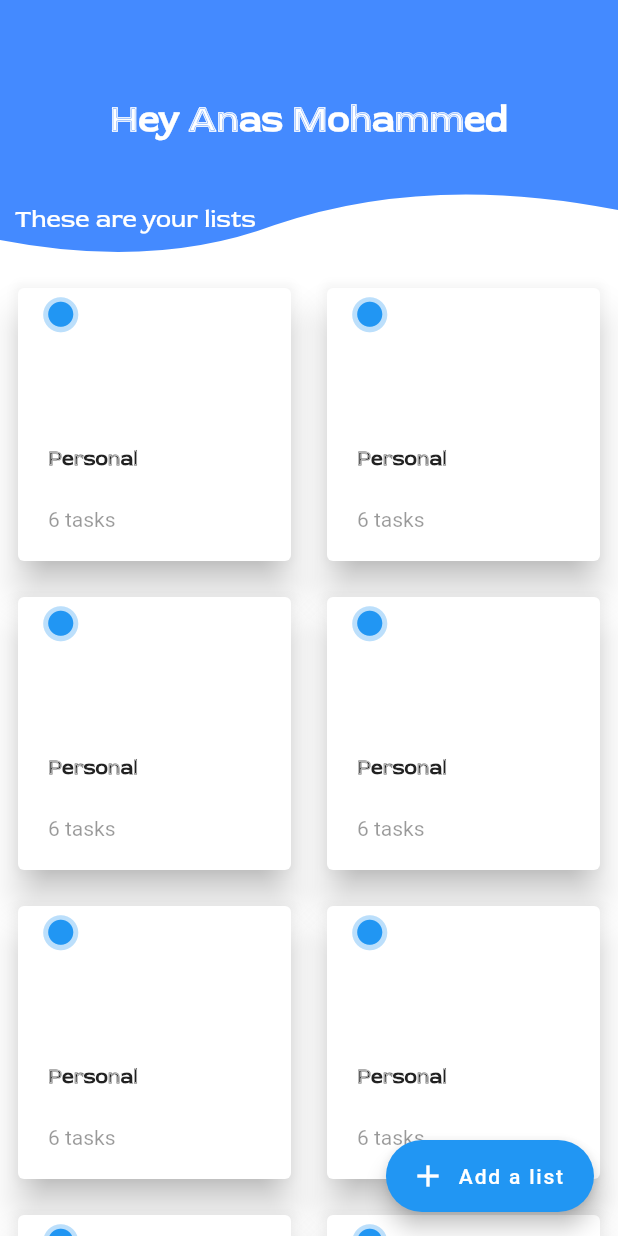
After one commit to kerke3/listiify_app, a Flutter app: the MainScreen screen opened by its route, on a phone screen of 412 x 824 dp. The commit adds this screen. Run offline on Flutter 3.47's test engine with Material 2 defaults, Android fonts, the phone set to English and light mode, and no system bars; our stand-ins replace cloud_firestore, firebase_auth, flutter_custom_clippers, modal_progress_hud; missing offline and left inert: random_color; accounts and stored records are empty.

Commit message:
- Main Screen almost complete, TODO is add delete functionality - Listing tasks screen interface is completed

```diff
--- a/lib/constants.dart
+++ b/lib/constants.dart
@@ -4,23 +4,24 @@ const kScaffoldBackground = Colors.white;
 
 const kLogoTextStyle = TextStyle(
   color: Colors.blueAccent,
-  fontSize: 70,
+  fontSize: 65,
   fontWeight: FontWeight.w900,
   fontFamily: 'Square Sans Serif',
 );
 
-//const kMessageTextFieldDecoration = InputDecoration(
-//  contentPadding: EdgeInsets.symmetric(vertical: 10.0, horizontal: 20.0),
-//  hintText: 'Type your message here...',
-//  border: InputBorder.none,
-//);
-//
-//const kMessageContainerDecoration = BoxDecoration(
-//  border: Border(
-//    top: BorderSide(color: Colors.lightBlueAccent, width: 2.0),
-//  ),
-//);
-//
+const kGreetingTextStyle = TextStyle(
+  color: Colors.white,
+  fontSize: 25,
+  fontWeight: FontWeight.w900,
+  fontFamily: 'Red Rose',
+);
+
+const kInfoTextStyle = TextStyle(
+  color: Colors.white,
+  fontSize: 17,
+  fontFamily: 'Red Rose',
+);
+
 const kTextFieldDecoration = InputDecoration(
   hintText: 'Enter a value',
   prefixIcon: Icon(Icons.person, color: Colors.blueAccent),
--- a/lib/main.dart
+++ b/lib/main.dart
@@ -4,6 +4,7 @@ import 'package:listiify/screens/start_screen.dart';
 import 'package:listiify/screens/login_screen.dart';
 import 'package:listiify/screens/registration_screen.dart';
 import 'package:listiify/screens/lists_screen.dart';
+import 'package:listiify/screens/main_screen.dart';
 
 void main() {
   runApp(Listiify());
@@ -22,6 +23,7 @@ class Listiify extends StatelessWidget {
         LoginScreen.id: (context) => LoginScreen(),
         RegistrationScreen.id: (context) => RegistrationScreen(),
         ListsScreen.id: (context) => ListsScreen(),
+        MainScreen.id: (context) => MainScreen(),
       },
     );
   }
--- a/lib/screens/login_screen.dart
+++ b/lib/screens/login_screen.dart
@@ -5,7 +5,7 @@ import 'package:listiify/components/rounded_text_field.dart';
 import 'package:firebase_auth/firebase_auth.dart';
 import 'package:modal_progress_hud/modal_progress_hud.dart';
 import 'package:listiify/constants.dart';
-import 'package:listiify/screens/lists_screen.dart';
+import 'package:listiify/screens/main_screen.dart';
 
 class LoginScreen extends StatefulWidget {
   static const String id = 'login_screen';
@@ -32,7 +32,7 @@ class _LoginScreenState extends State<LoginScreen> {
               ClipPath(
                 clipper: WaveClipperTwo(),
                 child: Container(
-                  height: 200,
+                  height: 180,
                   width: double.infinity,
                   color: Colors.blueAccent,
                 ),
@@ -99,7 +99,7 @@ class _LoginScreenState extends State<LoginScreen> {
                               email: email, password: password);
                           if (user != null) {
                             // navigate to new page
-                            Navigator.pushNamed(context, ListsScreen.id);
+                            Navigator.pushNamed(context, MainScreen.id);
                           }
                           setState(() {
                             showSpinner = false;
--- /dev/null
+++ b/lib/screens/main_screen.dart
@@ -0,0 +1,121 @@
+import 'package:flutter/material.dart';
+import 'package:firebase_auth/firebase_auth.dart';
+import 'package:cloud_firestore/cloud_firestore.dart';
+import 'package:flutter_custom_clippers/flutter_custom_clippers.dart';
+import 'package:listiify/components/oval_button.dart';
+import 'package:listiify/constants.dart';
+import 'package:random_color/random_color.dart';
+
+RandomColor _randomColor = RandomColor();
+
+class MainScreen extends StatefulWidget {
+  static const String id = 'main_screen';
+
+  @override
+  _MainScreenState createState() => _MainScreenState();
+}
+
+class _MainScreenState extends State<MainScreen> {
+  @override
+  Widget build(BuildContext context) {
+    return Scaffold(
+      backgroundColor: kScaffoldBackground,
+      body: SafeArea(
+          child: Column(children: <Widget>[
+        Stack(children: <Widget>[
+          ClipPath(
+            clipper: WaveClipperTwo(),
+            child: Container(
+              height: 180,
+              width: double.infinity,
+              color: Colors.blueAccent,
+            ),
+          ),
+          Container(
+            alignment: Alignment.center,
+            height: 160,
+            child: Text(
+              'Hey Anas Mohammed',
+              style: kGreetingTextStyle,
+            ),
+          ),
+          Positioned(
+              top: 135,
+              left: 10,
+              child: Text(
+                'These are your lists',
+                style: kInfoTextStyle,
+              )),
+        ]),
+        Expanded(
+          child: GridView.count(
+              crossAxisCount: 2,
+              children: List<Widget>.generate(12, (index) {
+                return ListCard(
+                  color: Colors.blue,
+                );
+              })),
+        )
+      ])),
+      floatingActionButton: FloatingActionButton.extended(
+        elevation: 6.0,
+        icon: const Icon(Icons.add),
+        label: const Text('Add a list'),
+        onPressed: () {},
+      ),
+      floatingActionButtonLocation: FloatingActionButtonLocation.endFloat,
+    );
+  }
+}
+
+class ListCard extends StatelessWidget {
+  ListCard({this.color});
+
+  final Color color;
+
+  @override
+  Widget build(BuildContext context) {
+    return Padding(
+      padding: const EdgeInsets.all(8.0),
+      child: GestureDetector(
+        onTap: () {},
+        onLongPress: () {},
+        child: Card(
+          elevation: 10,
+          child: Stack(children: <Widget>[
+            Positioned(
+              left: 16,
+              top: 5,
+              child: Icon(Icons.fiber_manual_record, color: color, size: 25),
+            ),
+            Positioned(
+              left: 11,
+              child: Icon(
+                Icons.fiber_manual_record,
+                color: color.withOpacity(0.3),
+                size: 35,
+              ),
+            ),
+            Positioned(
+              bottom: 60,
+              left: 20,
+              child: Text(
+                'Personal',
+                style: TextStyle(
+                    fontFamily: 'Red Rose', fontWeight: FontWeight.bold),
+              ),
+            ),
+            Positioned(
+              bottom: 20,
+              left: 20,
+              child: Text(
+                '6 tasks',
+                style: TextStyle(color: Colors.black.withOpacity(0.4)),
+              ),
+            ),
+          ]),
+        ),
+      ),
+    );
+  }
+}
--- a/lib/screens/registration_screen.dart
+++ b/lib/screens/registration_screen.dart
@@ -5,7 +5,7 @@ import 'package:listiify/components/rounded_text_field.dart';
 import 'package:listiify/constants.dart';
 import 'package:firebase_auth/firebase_auth.dart';
 import 'package:modal_progress_hud/modal_progress_hud.dart';
-import 'package:listiify/screens/lists_screen.dart';
+import 'package:listiify/screens/main_screen.dart';
 
 class RegistrationScreen extends StatefulWidget {
   static const String id = 'registration_screen';
@@ -33,7 +33,7 @@ class _RegistrationScreenState extends State<RegistrationScreen> {
               ClipPath(
                 clipper: WaveClipperTwo(),
                 child: Container(
-                  height: 200,
+                  height: 180,
                   width: double.infinity,
                   color: Colors.blueAccent,
                 ),
@@ -120,7 +120,7 @@ class _RegistrationScreenState extends State<RegistrationScreen> {
                             updateUser.displayName = displayName;
                             final updatedUser =
                                 await newUser.user.updateProfile(updateUser);
-                            Navigator.pushNamed(context, ListsScreen.id);
+                            Navigator.pushNamed(context, MainScreen.id);
                             // navigate to new page
                           }
                           setState(() {
--- a/lib/screens/start_screen.dart
+++ b/lib/screens/start_screen.dart
@@ -16,13 +16,12 @@ class _StartScreenState extends State<StartScreen> {
   Widget build(BuildContext context) {
     return Scaffold(
       backgroundColor: kScaffoldBackground,
-      body: SafeArea(
-        child: ListView(
+      body: ListView(
         children: <Widget>[
           ClipPath(
             clipper: WaveClipperTwo(),
             child: Container(
-                height: 200,
+              height: 180,
               width: double.infinity,
               color: Colors.blueAccent,
             ),
@@ -55,7 +54,6 @@ class _StartScreenState extends State<StartScreen> {
           ),
         ],
       ),
-      ),
     );
   }
 }
--- a/pubspec.yaml
+++ b/pubspec.yaml
@@ -19,6 +19,7 @@ dependencies:
   firebase_auth: ^0.14.0+5
   cloud_firestore: ^0.12.9+5
   modal_progress_hud: ^0.1.3
+  random_color: ^1.0.5
 
 dev_dependencies:
   flutter_test:
```
Also changed, not shown: lib/components/oval_button.dart (added, +26 -0 lines), lib/screens/lists_screen.dart (+70 -28 lines), fonts/RedRose-Regular.ttf (added), lib/widgets/task_tile.dart (added), pubspec.lock. Lines whose indentation alone changed are shown as unchanged.
